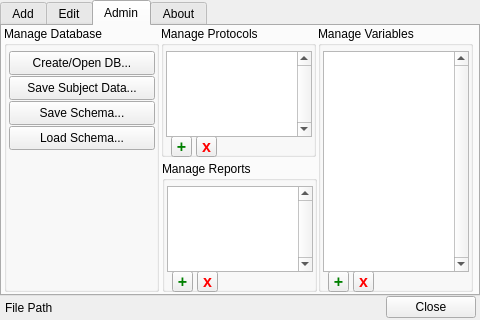
Above: src/psylab/subject_manager/subject_manager_ui.ui from cbrown1/psylab before the change. Below: the same form after it.
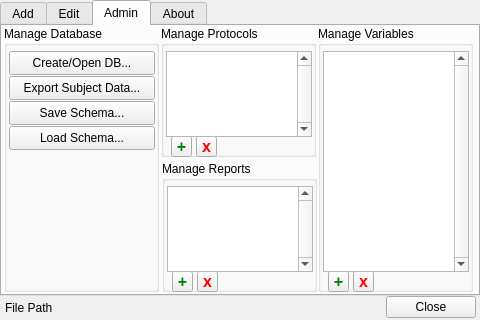
That is the form after the change. The open tabs and pages were chosen to show the change.

Commit message: subject_manager: export subjects table data

Patch:
```diff
--- a/src/psylab/subject_manager/subject_manager_ui.ui
+++ b/src/psylab/subject_manager/subject_manager_ui.ui
@@ -1080,7 +1080,7 @@
        </rect>
       </property>
       <property name="text">
-       <string>Save Subject Data...</string>
+       <string>Export Subject Data...</string>
       </property>
      </widget>
      <widget class="QPushButton" name="admin_create_db_pushButton_3">
```
Left out of the diff: 12 changed lines with no effect on the pictures. The commit also changes 1 other file.
